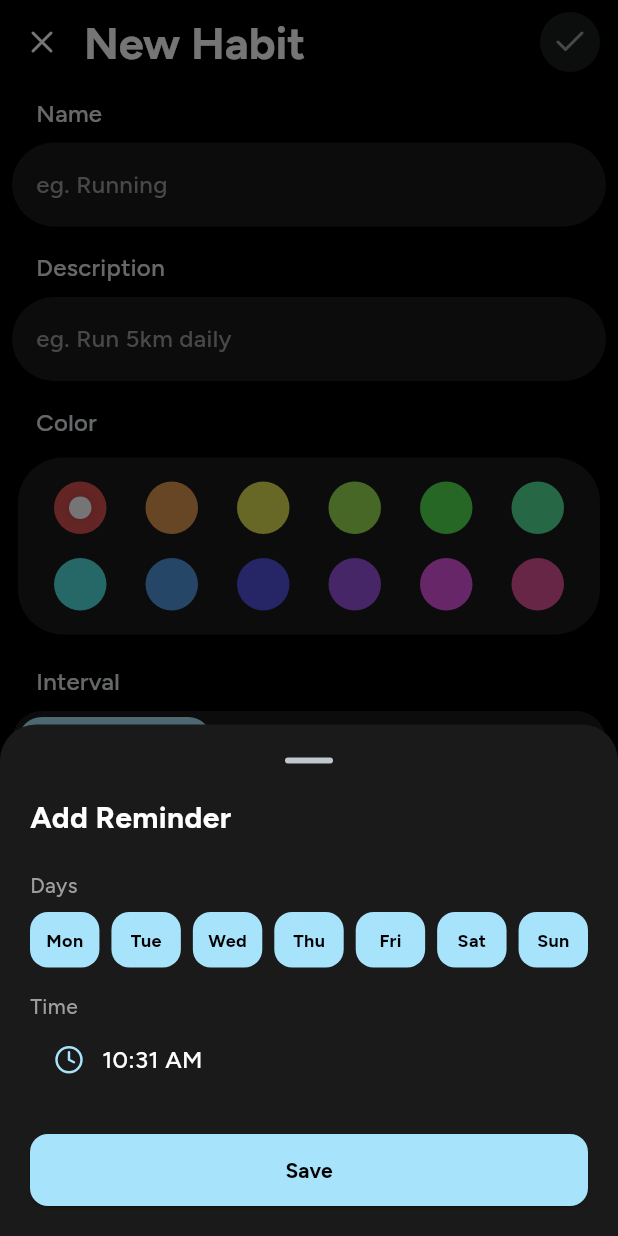
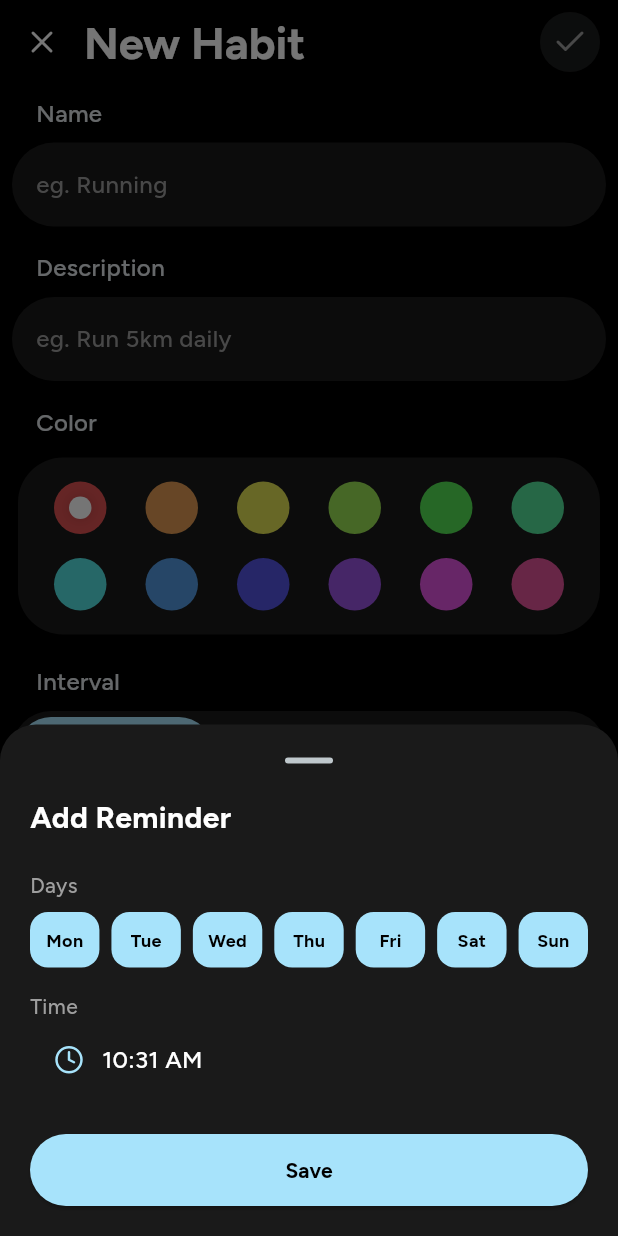
Before and after one commit to tusharonly/norm, a Flutter app: the CreateOrEditHabitPage screen opened directly, after a tap on "Add Reminder", on a phone screen of 412 x 824 dp. Run offline on Flutter 3.47's test engine with Material 3 defaults, Android fonts, the phone set to English and light mode, and no system bars; our stand-ins replace file_picker, flutter_local_notifications, flutter_timezone, hive_ce_flutter, lucide_icons_flutter, package_info_plus and 2 more; accounts and stored records are empty.

Commit message:
fix: Border radius fixes

```diff
--- a/lib/src/pages/create_or_edit_habit_page.dart
+++ b/lib/src/pages/create_or_edit_habit_page.dart
@@ -219,7 +219,7 @@ class _CreateOrEditHabitPageState extends State<CreateOrEditHabitPage> {
                       Container(
                         decoration: BoxDecoration(
                           color: AppColors.cardBackgroundColor,
-                          borderRadius: BorderRadius.circular(20),
+                          borderRadius: BorderRadius.circular(30),
                         ),
                         padding: const EdgeInsets.all(4),
                         child: Row(
@@ -245,7 +245,7 @@ class _CreateOrEditHabitPageState extends State<CreateOrEditHabitPage> {
                           ).copyWith(left: 16),
                           decoration: BoxDecoration(
                             color: AppColors.cardBackgroundColor,
-                            borderRadius: BorderRadius.circular(20),
+                            borderRadius: BorderRadius.circular(30),
                           ),
                           child: Row(
                             mainAxisAlignment: MainAxisAlignment.spaceBetween,
@@ -263,7 +263,7 @@ class _CreateOrEditHabitPageState extends State<CreateOrEditHabitPage> {
                               Container(
                                 decoration: BoxDecoration(
                                   color: Colors.black.withAlpha(50),
-                                  borderRadius: BorderRadius.circular(12),
+                                  borderRadius: BorderRadius.circular(30),
                                 ),
                                 child: Row(
                                   children: [
@@ -350,7 +350,7 @@ class _CreateOrEditHabitPageState extends State<CreateOrEditHabitPage> {
                           padding: const EdgeInsets.symmetric(vertical: 16),
                           decoration: BoxDecoration(
                             color: AppColors.cardBackgroundColor,
-                            borderRadius: BorderRadius.circular(16),
+                            borderRadius: BorderRadius.circular(30),
                           ),
                           child: Row(
                             mainAxisAlignment: MainAxisAlignment.center,
@@ -407,7 +407,7 @@ class _CreateOrEditHabitPageState extends State<CreateOrEditHabitPage> {
           padding: const EdgeInsets.symmetric(vertical: 12),
           decoration: BoxDecoration(
             color: isSelected ? AppColors.primaryColor : Colors.transparent,
-            borderRadius: BorderRadius.circular(16),
+            borderRadius: BorderRadius.circular(30),
           ),
           child: Text(
             label,
--- a/lib/src/theme.dart
+++ b/lib/src/theme.dart
@@ -9,7 +9,7 @@ class AppColors {
   static const successColor = Colors.greenAccent;
   static const cardBackgroundColor = Color(0xFF1a1a1a);
 
-  static List<Color> habitColors = [
+  static final List<Color> habitColors = [
     HSLColor.fromAHSL(1.0, 0.0, 0.7, 0.6).toColor(),
     HSLColor.fromAHSL(1.0, 30.0, 0.7, 0.6).toColor(),
     HSLColor.fromAHSL(1.0, 60.0, 0.7, 0.6).toColor(),
--- a/lib/src/widgets/add_reminder_sheet.dart
+++ b/lib/src/widgets/add_reminder_sheet.dart
@@ -179,7 +179,7 @@ class _AddReminderSheetState extends State<AddReminderSheet> {
                 padding: const EdgeInsets.symmetric(vertical: 14),
                 backgroundColor: AppColors.primaryColor,
                 shape: RoundedRectangleBorder(
-                  borderRadius: BorderRadius.circular(12),
+                  borderRadius: BorderRadius.circular(30),
                 ),
                 fixedSize: Size.fromWidth(MediaQuery.of(context).size.width),
               ),
```
Also changed, not shown: lib/src/pages/home_page.dart (+15 -25 lines), 1 other file.
